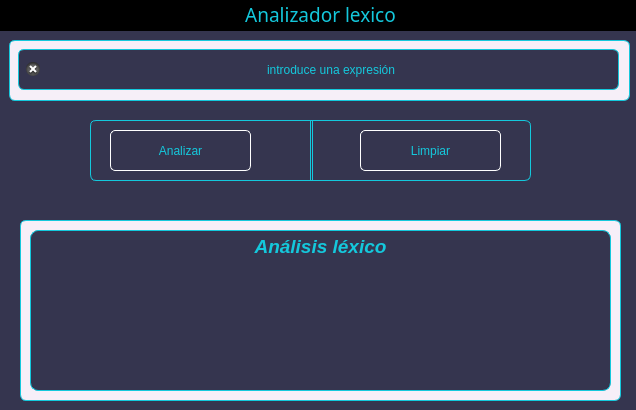
MMaycoLL/analizador_lexico, file view/form.ui: the form before one commit.
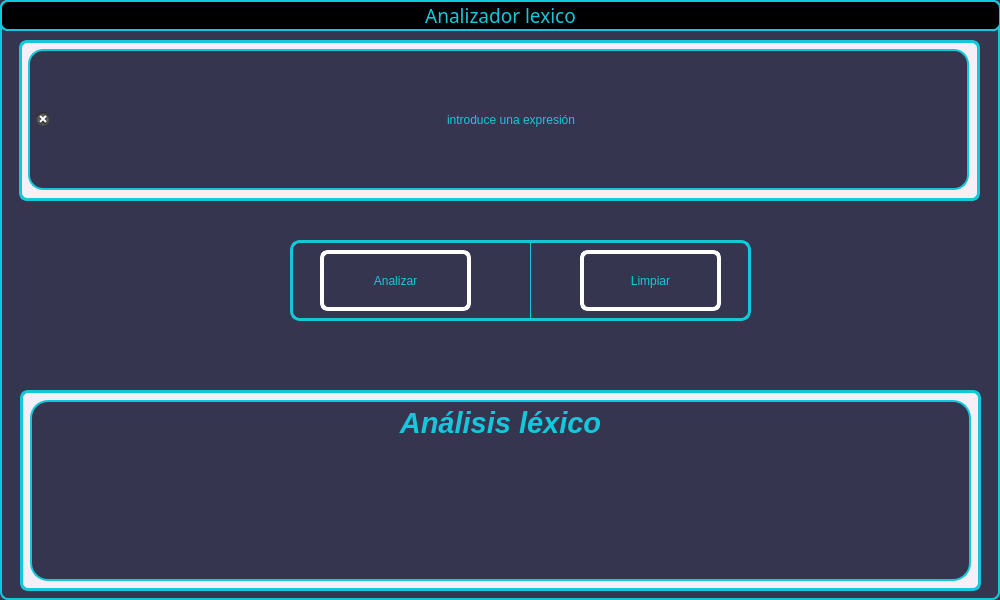
The form after the commit. Icons and pictures are not drawn.

Commit message: Correciones en la interfaz y en los metodos del analizador

The edit to the form file:
```diff
--- a/view/form.ui
+++ b/view/form.ui
@@ -12,12 +12,12 @@
    <rect>
     <x>0</x>
     <y>0</y>
-    <width>636</width>
-    <height>410</height>
+    <width>1000</width>
+    <height>600</height>
    </rect>
   </property>
   <property name="sizePolicy">
-   <sizepolicy hsizetype="Maximum" vsizetype="Maximum">
+   <sizepolicy hsizetype="Expanding" vsizetype="Expanding">
     <horstretch>0</horstretch>
     <verstretch>0</verstretch>
    </sizepolicy>
@@ -30,8 +30,8 @@
   </property>
   <property name="maximumSize">
    <size>
-    <width>636</width>
-    <height>410</height>
+    <width>1000</width>
+    <height>700</height>
    </size>
   </property>
   <property name="sizeIncrement">
@@ -48,7 +48,10 @@
   </property>
   <property name="font">
    <font>
-    <stylestrategy>NoAntialias</stylestrategy>
+    <pointsize>10</pointsize>
+    <weight>50</weight>
+    <bold>false</bold>
+    <stylestrategy>PreferDefault</stylestrategy>
    </font>
   </property>
   <property name="focusPolicy">
@@ -67,7 +70,13 @@
    <bool>false</bool>
   </property>
   <property name="styleSheet">
-   <string notr="true">background-color: rgb(53, 53, 79);</string>
+   <string notr="true">
+
+
+
+border-radius:8px;
+border:2px solid rgb(20, 200, 220);
+background-color: rgb(53, 53, 79);</string>
   </property>
   <property name="locale">
    <locale language="Spanish" country="Argentina"/>
@@ -77,7 +86,7 @@
     <rect>
      <x>0</x>
      <y>0</y>
-     <width>681</width>
+     <width>1001</width>
      <height>31</height>
     </rect>
    </property>
@@ -93,14 +102,14 @@
    <widget class="QLabel" name="label">
     <property name="geometry">
      <rect>
-      <x>10</x>
-      <y>-1</y>
-      <width>621</width>
+      <x>0</x>
+      <y>0</y>
+      <width>1001</width>
       <height>31</height>
      </rect>
     </property>
     <property name="sizePolicy">
-     <sizepolicy hsizetype="Fixed" vsizetype="Preferred">
+     <sizepolicy hsizetype="Fixed" vsizetype="Fixed">
       <horstretch>0</horstretch>
       <verstretch>0</verstretch>
      </sizepolicy>
@@ -118,6 +127,9 @@
      <string notr="true">color: rgb(20, 200, 220);
 font: 87 14pt &quot;Arial Black&quot;;</string>
     </property>
+    <property name="frameShape">
+     <enum>QFrame::NoFrame</enum>
+    </property>
     <property name="frameShadow">
      <enum>QFrame::Raised</enum>
     </property>
@@ -133,15 +145,15 @@
    <property name="geometry">
     <rect>
      <x>20</x>
-     <y>220</y>
-     <width>601</width>
-     <height>181</height>
+     <y>390</y>
+     <width>961</width>
+     <height>201</height>
     </rect>
    </property>
    <property name="styleSheet">
     <string notr="true">background-color: rgb(246, 239, 248);
-border-radius:6px;
-border:1px solid rgb(20, 200, 220);</string>
+border-radius:8px;
+border:3px solid rgb(20, 200, 220);</string>
    </property>
    <property name="frameShape">
     <enum>QFrame::StyledPanel</enum>
@@ -160,8 +172,8 @@
      <rect>
       <x>10</x>
       <y>10</y>
-      <width>581</width>
-      <height>161</height>
+      <width>941</width>
+      <height>181</height>
      </rect>
     </property>
     <property name="sizePolicy">
@@ -178,10 +190,10 @@
     </property>
     <property name="styleSheet">
      <string notr="true">color: rgb(20, 200, 220);
-font:  12pt &quot;Arial Black&quot;;
+font:  18pt &quot;Arial Black&quot;;
 
-border-radius:8px;
-border:1px solid rgb(20, 200, 220);
+border-radius:18px;
+border:2px solid rgb(20, 200, 220);
 background-color: rgb(53, 53, 79);</string>
     </property>
     <property name="inputMethodHints">
@@ -190,6 +202,9 @@
     <property name="frameShape">
      <enum>QFrame::StyledPanel</enum>
     </property>
+    <property name="sizeAdjustPolicy">
+     <enum>QAbstractScrollArea::AdjustToContents</enum>
+    </property>
     <property name="documentTitle">
      <string/>
     </property>
@@ -197,8 +212,8 @@
      <string>&lt;!DOCTYPE HTML PUBLIC &quot;-//W3C//DTD HTML 4.0//EN&quot; &quot;http://www.w3.org/TR/REC-html40/strict.dtd&quot;&gt;
 &lt;html&gt;&lt;head&gt;&lt;meta name=&quot;qrichtext&quot; content=&quot;1&quot; /&gt;&lt;style type=&quot;text/css&quot;&gt;
 p, li { white-space: pre-wrap; }
-&lt;/style&gt;&lt;/head&gt;&lt;body style=&quot; font-family:'Arial Black'; font-size:12pt; font-weight:400; font-style:normal;&quot;&gt;
-&lt;p align=&quot;center&quot; style=&quot; margin-top:12px; margin-bottom:12px; margin-left:0px; margin-right:0px; -qt-block-indent:0; text-indent:0px;&quot;&gt;&lt;span style=&quot; font-size:14pt; font-weight:600; font-style:italic;&quot;&gt;Análisis léxico&lt;/span&gt;&lt;/p&gt;&lt;/body&gt;&lt;/html&gt;</string>
+&lt;/style&gt;&lt;/head&gt;&lt;body style=&quot; font-family:'Arial Black'; font-size:18pt; font-weight:400; font-style:normal;&quot;&gt;
+&lt;p align=&quot;center&quot; style=&quot; margin-top:12px; margin-bottom:12px; margin-left:0px; margin-right:0px; -qt-block-indent:0; text-indent:0px;&quot;&gt;&lt;span style=&quot; font-size:22pt; font-weight:600; font-style:italic;&quot;&gt;Análisis léxico&lt;/span&gt;&lt;/p&gt;&lt;/body&gt;&lt;/html&gt;</string>
     </property>
     <property name="textInteractionFlags">
      <set>Qt::NoTextInteraction</set>
@@ -211,16 +226,16 @@
   <widget class="QFrame" name="frame_3">
    <property name="geometry">
     <rect>
-     <x>9</x>
+     <x>19</x>
      <y>40</y>
-     <width>621</width>
-     <height>61</height>
+     <width>961</width>
+     <height>161</height>
     </rect>
    </property>
    <property name="styleSheet">
     <string notr="true">background-color: rgb(246, 239, 248);
-border-radius:6px;
-border:1px solid rgb(20, 200, 220);</string>
+border-radius:8px;
+border:3px solid rgb(20, 200, 220);</string>
    </property>
    <property name="frameShape">
     <enum>QFrame::StyledPanel</enum>
@@ -233,8 +248,8 @@
      <rect>
       <x>9</x>
       <y>9</y>
-      <width>601</width>
-      <height>41</height>
+      <width>941</width>
+      <height>141</height>
      </rect>
     </property>
     <property name="sizePolicy">
@@ -245,10 +260,10 @@
     </property>
     <property name="styleSheet">
      <string notr="true">color: rgb(20, 200, 220);
-font:  12pt &quot;Arial Black&quot;;
+font:  18pt &quot;Arial Black&quot;;
 
-border-radius:6px;
-border:1px solid rgb(20, 200, 220);
+border-radius:15px;
+border:2px solid rgb(20, 200, 220);
 background-color: rgb(53, 53, 79);</string>
     </property>
     <property name="locale">
@@ -277,16 +292,16 @@
   <widget class="QFrame" name="frame_4">
    <property name="geometry">
     <rect>
-     <x>90</x>
-     <y>120</y>
-     <width>441</width>
-     <height>61</height>
+     <x>290</x>
+     <y>240</y>
+     <width>461</width>
+     <height>81</height>
     </rect>
    </property>
    <property name="styleSheet">
     <string notr="true">
-border-radius:6px;
-border:1px solid rgb(20, 200, 220);</string>
+border-radius:10px;
+border:3px solid rgb(20, 200, 220);</string>
    </property>
    <property name="frameShape">
     <enum>QFrame::StyledPanel</enum>
@@ -297,10 +312,10 @@
    <widget class="QPushButton" name="btnLimpiar">
     <property name="geometry">
      <rect>
-      <x>270</x>
+      <x>290</x>
       <y>10</y>
       <width>141</width>
-      <height>41</height>
+      <height>61</height>
      </rect>
     </property>
     <property name="layoutDirection">
@@ -309,10 +324,10 @@
     <property name="styleSheet">
      <string notr="true">QPushButton{
 color: rgb(20, 200, 220);
-font: 87 12pt &quot;Arial Black&quot;;
+font: 87 15pt &quot;Arial Black&quot;;
 background-color: #000000ff;
-border-radius:5px;
-border:1px solid white;
+border-radius:8px;
+border:4px solid white;
 }
 
 QPushButton:hover{
@@ -339,10 +354,10 @@
    <widget class="QPushButton" name="btnAnalizar">
     <property name="geometry">
      <rect>
-      <x>20</x>
+      <x>30</x>
       <y>10</y>
-      <width>141</width>
-      <height>41</height>
+      <width>151</width>
+      <height>61</height>
      </rect>
     </property>
     <property name="layoutDirection">
@@ -351,10 +366,10 @@
     <property name="styleSheet">
      <string notr="true">QPushButton{
 color: rgb(20, 200, 220);
-font: 87 12pt &quot;Arial Black&quot;;
+font: 87 15pt &quot;Arial Black&quot;;
 background-color: #000000ff;
-border-radius:5px;
-border:1px solid white;
+border-radius:8px;
+border:4px solid white;
 }
 
 QPushButton:hover{
@@ -381,14 +396,24 @@
    <widget class="Line" name="line">
     <property name="geometry">
      <rect>
-      <x>220</x>
+      <x>240</x>
       <y>0</y>
-      <width>3</width>
-      <height>61</height>
+      <width>1</width>
+      <height>80</height>
      </rect>
     </property>
+    <property name="styleSheet">
+     <string notr="true">
+border:4px solid rgb(20, 200, 220);
+
+
+</string>
+    </property>
+    <property name="frameShadow">
+     <enum>QFrame::Raised</enum>
+    </property>
     <property name="orientation">
-     <enum>Qt::Vertical</enum>
+     <enum>Qt::Horizontal</enum>
     </property>
    </widget>
   </widget>
```
Left out of the diff: 11 changed lines with no effect on the pictures. The commit also changes 4 other files.
